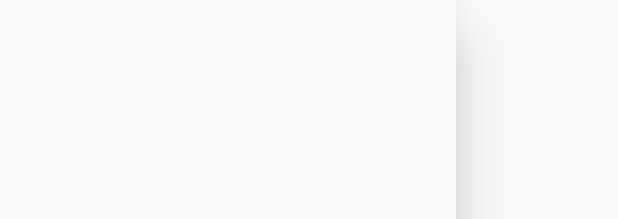
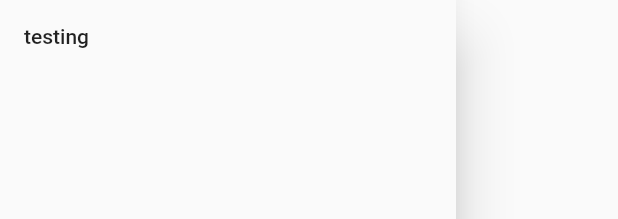
Before and after one commit to cjychoi/3i_Yeyak, a Flutter app: the HomeDrawer widget shown alone on an empty page, opened directly, on a phone screen of 412 x 824 dp. Shown: the top 219 px of the screen. Run offline on Flutter 3.47's test engine with Material 2 defaults, Android fonts, the phone set to English and light mode, and no system bars; our stand-ins replace datetime_picker_formfield, dio, flutter_datetime_picker, flutter_dotenv, fluttertoast, hexcolor; missing offline and left inert: flutter_barcode_scanner; accounts and stored records are empty.

Commit message:
editted UI

```diff
--- a/mobile/lib/main.dart
+++ b/mobile/lib/main.dart
@@ -21,7 +21,7 @@ class _AppState extends State<App> {
   Widget build(BuildContext context) {
     return MaterialApp(
         title: '3i Yeyak',
-        initialRoute: '/credits', // '/login',
+        initialRoute: '/home', // '/login',
         theme: ThemeData(backgroundColor: Colors.white),
         routes: {
           '/login': (BuildContext context) => LoginPage(),
--- a/mobile/lib/screens/home_view.dart
+++ b/mobile/lib/screens/home_view.dart
@@ -110,11 +110,11 @@ class _HomePageState extends State<HomePage> with TickerProviderStateMixin {
             // you can forcefully translate values left side using Transform
             transform: Matrix4.translationValues(
                 -15.0, 0.0, 0.0), //make user name shifted towards left
-            child: new Text(
-              globals.user!.username, //Display user name at the left top corner
-              style: new TextStyle(
-                  color: Colors.black, fontSize: 25.0), //style of username
-            ),
+            // child: new Text(
+            //   globals.user!.username, //Display user name at the left top corner
+            //   style: new TextStyle(
+            //       color: Colors.black, fontSize: 25.0), //style of username
+            // ),
           ),
         ),
         endDrawer: HomeDrawer(),
@@ -264,6 +264,7 @@ class _HomePageState extends State<HomePage> with TickerProviderStateMixin {
                                       Border.all(width: 1, color: Colors.grey)),
                             )
                           ]),
+                          Padding(padding: EdgeInsets.all(30)),
                           FloatingActionButton.extended(
                             backgroundColor: Colors.blue,
                             foregroundColor: Colors.white,
@@ -275,7 +276,6 @@ class _HomePageState extends State<HomePage> with TickerProviderStateMixin {
                                 Text('Reserve', style: TextStyle(fontSize: 20)),
                           )
                         ]),
-                        Column(children: <Widget>[
                         Column(children: <Widget>[
                           Padding(padding: EdgeInsets.all(20)),
                           Text('Select Date', style: TextStyle(fontSize: 25)),
@@ -302,8 +302,8 @@ class _HomePageState extends State<HomePage> with TickerProviderStateMixin {
                                         mainAxisSize: MainAxisSize.min,
                                         children: [
                                           Container(
-                                              constraints: BoxConstraints(
-                                                  maxHeight: 200),
+                                            constraints:
+                                                BoxConstraints(maxHeight: 200),
                                             child: CupertinoDatePicker(
                                               initialDateTime: value,
                                               minuteInterval:
@@ -341,8 +341,8 @@ class _HomePageState extends State<HomePage> with TickerProviderStateMixin {
                             ),
                             initialValue: value_return_date,
                             format: format,
-                              resetIcon: Icon(
-                                  Icons.delete), //Set reset icon as trashcan
+                            resetIcon:
+                                Icon(Icons.delete), //Set reset icon as trashcan
                             onShowPicker: (context, currentValue) async {
                               await showCupertinoModalPopup(
                                   context: context,
@@ -352,8 +352,8 @@ class _HomePageState extends State<HomePage> with TickerProviderStateMixin {
                                         mainAxisSize: MainAxisSize.min,
                                         children: [
                                           Container(
-                                              constraints: BoxConstraints(
-                                                  maxHeight: 200),
+                                            constraints:
+                                                BoxConstraints(maxHeight: 200),
                                             child: CupertinoDatePicker(
                                               initialDateTime: value,
                                               minuteInterval:
@@ -385,10 +385,9 @@ class _HomePageState extends State<HomePage> with TickerProviderStateMixin {
                               print('Reserve button has been pressed');
                             },
                             icon: Icon(Icons.check),
-                              label: Text('Reserve',
-                                  style: TextStyle(fontSize: 20)),
+                            label:
+                                Text('Reserve', style: TextStyle(fontSize: 20)),
                           )
-                          ]),
                         ]),
                       ]),
                     ),
@@ -414,13 +413,13 @@ class HomeDrawer extends StatelessWidget {
             // decoration: BoxDecoration(
             //   color: Colors.blue,
             // ),
-            child: Text(
-              globals.user!.username,
-              style: new TextStyle(
-                  color: HexColor("0057FF"),
-                  fontSize:
-                      35.0), //display another username in the drawer when opened
-            ),
+            child: Text("testing"),
+            // globals.user!.username,
+            // style: new TextStyle(
+            //     color: HexColor("0057FF"),
+            //     fontSize:
+            //         35.0), //display another username in the drawer when opened
+            //),
           ),
           ListTile(
             title: Text('My Reservation',
@@ -438,9 +437,9 @@ class HomeDrawer extends StatelessWidget {
               //display general reservation status of the devices
             },
           ),
-          Padding(padding: EdgeInsets.only(bottom: 60)),
+          Padding(padding: EdgeInsets.only(bottom: 160)),
           ListTile(
-            title: Text('Credit', style: new TextStyle(color: Colors.white)),
+            title: Text('C', style: new TextStyle(color: Colors.white)),
             onLongPress: () {
               Navigator.of(context).popAndPushNamed('/credits');
             },
--- a/mobile/lib/screens/my_reservation_view.dart
+++ b/mobile/lib/screens/my_reservation_view.dart
@@ -111,7 +111,7 @@ class DataTableDemoState extends State<DataTableDemo> {
           DataColumn(
               label: Icon(Icons.calendar_today, color: Colors.green[500]),
               numeric: false,
-              tooltip: "This is Date",
+              tooltip: "This is rent date",
               onSort: (columnIndex, ascending) {
                 setState(() {
                   sort = !sort;
@@ -124,7 +124,7 @@ class DataTableDemoState extends State<DataTableDemo> {
             tooltip: "This is return date",
           ),
           DataColumn(
-            label: Icon(Icons.android, color: Colors.green[500]),
+            label: Icon(Icons.smartphone, color: Colors.green[500]),
             numeric: false,
             tooltip: "This is the device name",
           )
--- a/mobile/lib/screens/reservation_list_view.dart
+++ b/mobile/lib/screens/reservation_list_view.dart
@@ -92,7 +92,7 @@ class DataTableDemoState extends State<DataTableDemo> {
                 onSortColum(columnIndex, ascending);
               }),
           DataColumn(
-            label: Icon(Icons.phone_android, color: Colors.green[500]),
+            label: Icon(Icons.smartphone, color: Colors.green[500]),
             numeric: false,
             tooltip: "This is Device Name",
           ),
--- a/mobile/pubspec.yaml
+++ b/mobile/pubspec.yaml
@@ -68,7 +68,7 @@ flutter:
     - images/search_by.png
     - images/capture.png
     - images/Andrew.png
-    - images/James.png
+    - images/James.jpeg
     - images/group.jpeg
     - images/George.jpeg
     - images/Juan.jpeg
```
Also changed, not shown: mobile/lib/screens/easter_egg.dart (+5 -3 lines), mobile/images/George.jpeg, mobile/images/James.jpeg (added), mobile/images/James.png (deleted). Lines whose indentation alone changed are shown as unchanged.
